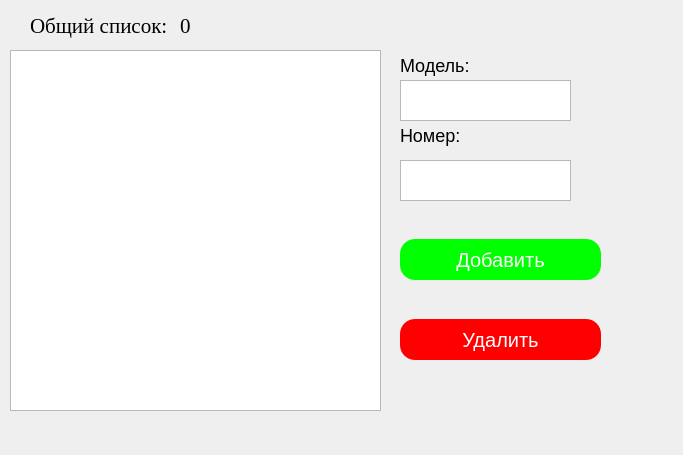
The window that ui/list_cars.ui (prodersu/skud_ktp) describes before a commit, drawn with Qt 5.
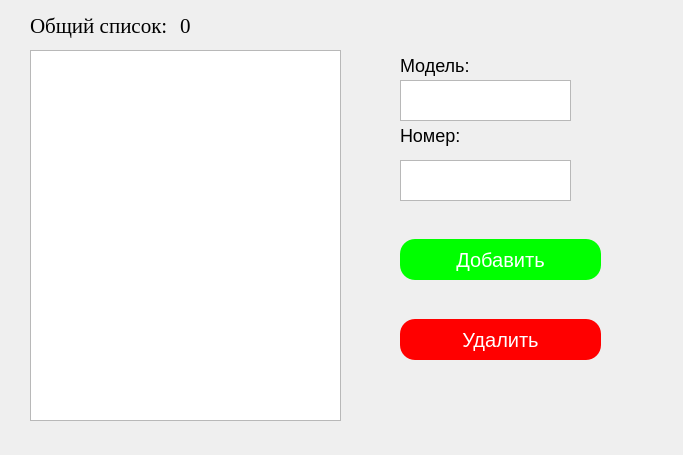
The same window after the commit.

Diff of the .ui file:
```diff
--- a/ui/list_cars.ui
+++ b/ui/list_cars.ui
@@ -14,16 +14,6 @@
    <string>Список техники</string>
   </property>
   <widget class="QWidget" name="centralwidget">
-   <widget class="QListWidget" name="all_cars">
-    <property name="geometry">
-     <rect>
-      <x>10</x>
-      <y>50</y>
-      <width>371</width>
-      <height>361</height>
-     </rect>
-    </property>
-   </widget>
    <widget class="QLabel" name="label">
     <property name="geometry">
      <rect>
@@ -164,6 +154,16 @@
      <string>Удалить</string>
     </property>
    </widget>
+   <widget class="QListWidget" name="all_cars">
+    <property name="geometry">
+     <rect>
+      <x>30</x>
+      <y>50</y>
+      <width>311</width>
+      <height>371</height>
+     </rect>
+    </property>
+   </widget>
   </widget>
  </widget>
  <resources/>
```
